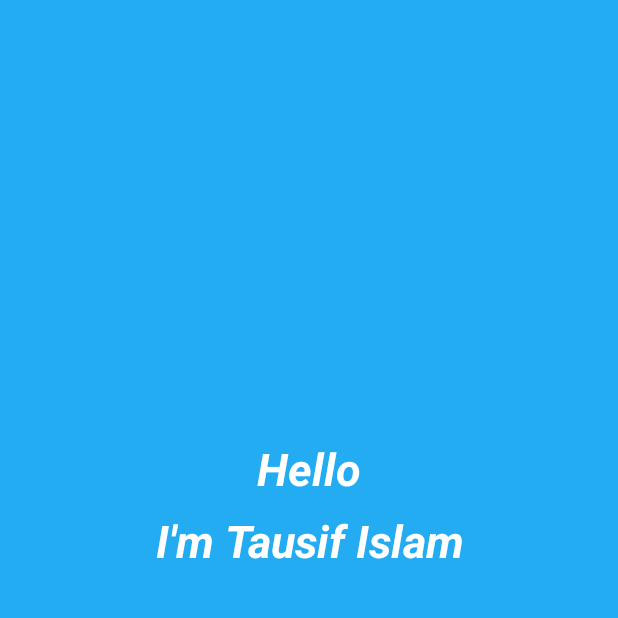
After one commit to tausifabir/NewsViewsV2, an Android app: the SplashThirdAcitivity screen opened directly, with no data from a screen before it, on a phone screen of 412 x 824 dp, the top half of it. The commit adds this screen. Run offline under Robolectric (Android 15) with nearby library versions, the phone set to English and light mode, and no system bars.

Commit message:
Splash Screen

```diff
--- /dev/null
+++ b/app/src/main/java/com/example/newsviewsv2/SplashScreen/SplashThirdAcitivity.java
@@ -0,0 +1,65 @@
+package com.example.newsviewsv2.SplashScreen;
+
+import androidx.appcompat.app.AppCompatActivity;
+
+import android.content.Intent;
+import android.os.Bundle;
+import android.widget.TextView;
+
+import com.example.newsviewsv2.MainActivity;
+import com.example.newsviewsv2.R;
+
+public class SplashThirdAcitivity extends AppCompatActivity {
+
+
+    private TextView helloTV;
+    private TextView nameTV;
+    private int progressUp;
+
+    @Override
+    protected void onCreate(Bundle savedInstanceState) {
+        super.onCreate(savedInstanceState);
+        setContentView(R.layout.activity_splash_third_acitivity);
+
+
+        Intent intent = getIntent();
+        helloTV = findViewById(R.id.hello);
+        nameTV = findViewById(R.id.name);
+
+
+
+        Thread thread = new Thread(new Runnable() {
+            @Override
+            public void run() {
+                doWork();
+                startApp();
+            }
+
+
+        });
+
+        thread.start();
+    }
+
+
+
+    public void doWork(){
+
+        for(progressUp=20;progressUp <= 100;progressUp=progressUp+20){
+            try {
+                Thread.sleep(1000);
+            } catch (InterruptedException e) {
+                e.printStackTrace();
+            }
+        }
+
+
+    }
+
+    public void startApp(){
+
+        Intent intent = new Intent(SplashThirdAcitivity.this, MainActivity.class);
+        startActivity(intent);
+        finish();
+    }
+}
--- /dev/null
+++ b/app/src/main/res/layout/activity_splash_third_acitivity.xml
@@ -0,0 +1,46 @@
+<?xml version="1.0" encoding="utf-8"?>
+<androidx.constraintlayout.widget.ConstraintLayout xmlns:android="http://schemas.android.com/apk/res/android"
+    xmlns:app="http://schemas.android.com/apk/res-auto"
+    xmlns:tools="http://schemas.android.com/tools"
+    android:layout_width="match_parent"
+    android:layout_height="match_parent"
+    android:layout_gravity="center"
+    android:background="@color/colorNaviBlue"
+    tools:context=".SplashScreen.SplashThirdAcitivity">
+
+
+
+
+    <TextView
+        android:id="@+id/hello"
+        android:layout_width="match_parent"
+        android:layout_height="wrap_content"
+        android:gravity="center"
+        android:text="Hello"
+        android:textSize="30sp"
+        android:textColor="@color/colorWhite"
+        android:textStyle="italic|bold"
+        app:layout_constraintBottom_toBottomOf="parent"
+        app:layout_constraintEnd_toEndOf="parent"
+        app:layout_constraintHorizontal_bias="0.0"
+        app:layout_constraintStart_toStartOf="parent"
+        app:layout_constraintTop_toTopOf="parent"
+        app:layout_constraintVertical_bias="0.373" />
+
+    <TextView
+        android:id="@+id/name"
+        android:layout_width="match_parent"
+        android:layout_height="wrap_content"
+        android:gravity="center"
+        android:text="I'm Tausif Islam"
+        android:textSize="30sp"
+        android:textColor="@color/colorWhite"
+        android:textStyle="italic|bold"
+        app:layout_constraintBottom_toBottomOf="parent"
+        app:layout_constraintEnd_toEndOf="parent"
+        app:layout_constraintHorizontal_bias="1.0"
+        app:layout_constraintStart_toStartOf="parent"
+        app:layout_constraintTop_toBottomOf="@+id/hello"
+        app:layout_constraintVertical_bias="0.017" />
+
+</androidx.constraintlayout.widget.ConstraintLayout>
--- a/app/src/main/res/values/colors.xml
+++ b/app/src/main/res/values/colors.xml
@@ -3,4 +3,7 @@
     <color name="colorPrimary">#008577</color>
     <color name="colorPrimaryDark">#00574B</color>
     <color name="colorAccent">#D81B60</color>
+    <color name="colorNaviBlue">#23ACF1</color>
+    <color name="colorWhite">#FFFFFF</color>
+    <color name="colorViolet">#8C75B6</color>
 </resources>
--- a/app/src/main/res/values/styles.xml
+++ b/app/src/main/res/values/styles.xml
@@ -8,4 +8,12 @@
         <item name="colorAccent">@color/colorAccent</item>
     </style>
 
+    <style name="AppThemeNoActionBar" parent="Theme.AppCompat.Light.NoActionBar">
+        <!-- Customize your theme here. -->
+        <item name="colorPrimary">@color/colorPrimary</item>
+        <item name="colorPrimaryDark">@color/colorPrimaryDark</item>
+        <item name="colorAccent">@color/colorAccent</item>
+    </style>
+
+
 </resources>
```
Also changed, not shown: app/src/main/AndroidManifest.xml (+13 -1 lines), app/src/main/java/com/example/newsviewsv2/SplashScreen/SplashSecondAcitivity.java (added, +63 -0 lines), app/src/main/java/com/example/newsviewsv2/SplashScreen/SplashfirstAcitivity.java (added, +59 -0 lines), app/src/main/res/layout/activity_splash_second_acitivity.xml (added, +28 -0 lines), app/src/main/res/layout/activity_splashfirst_acitivity.xml (added, +24 -0 lines).
